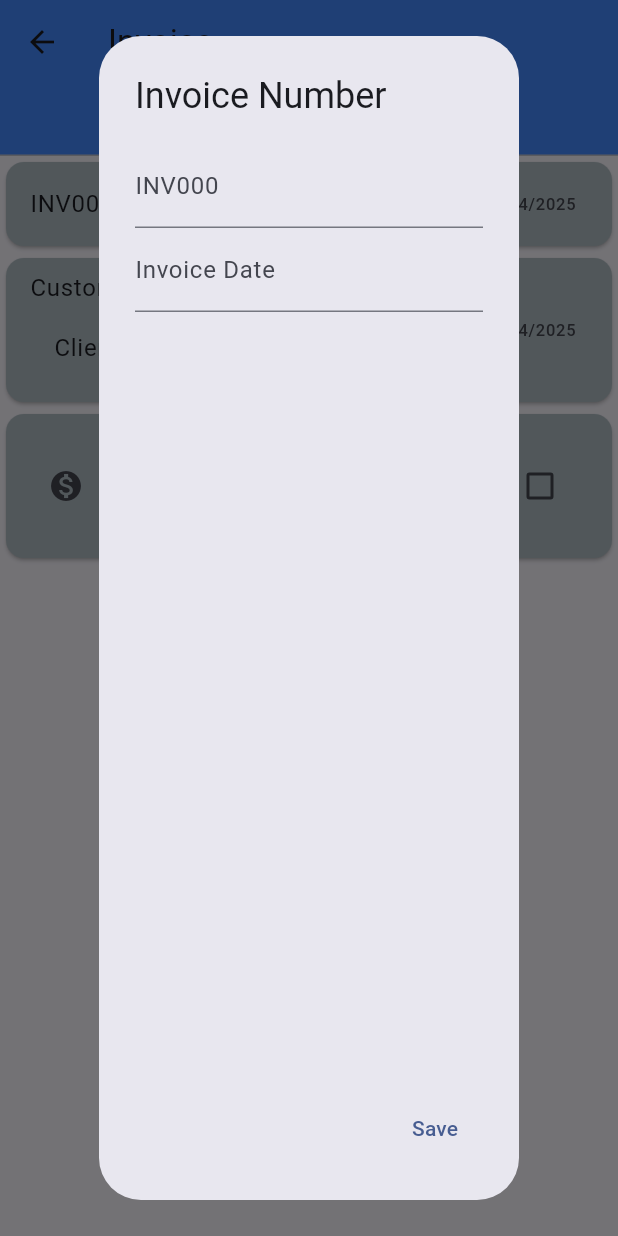
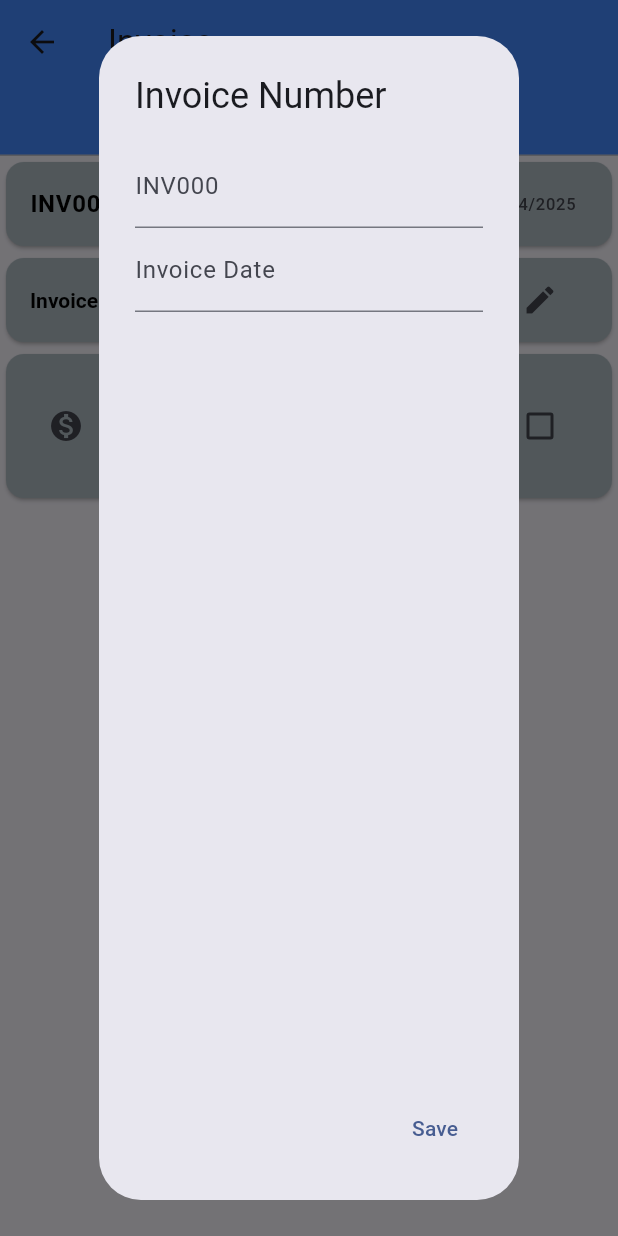
Before and after one commit to TJaskowski/InvoiceMobileApp, a Flutter app: the AddInvoice screen opened by its route, after a tap on "INV000", on a phone screen of 412 x 824 dp. Run offline on Flutter 3.47's test engine with Material 3 defaults, Android fonts, the phone set to English and light mode, and no system bars; our stand-ins replace flutter_riverpod, pdf, printing.

Commit message:
newInvoice widget is more readable now

```diff
--- a/lib/views/invoices/add_invoice.dart
+++ b/lib/views/invoices/add_invoice.dart
@@ -2,7 +2,7 @@
 
 import 'package:flutter/material.dart';
 import 'package:invoice_app_flutter/utilities/pdf_invoice.dart';
-import 'package:invoice_app_flutter/widgets/new_invoice.dart';
+import 'package:invoice_app_flutter/widgets/new_invoice/new_invoice.dart';
 
 class AddInvoice extends StatelessWidget {
   const AddInvoice({super.key});
--- /dev/null
+++ b/lib/widgets/new_invoice/customer_bar.dart
@@ -0,0 +1,29 @@
+import 'package:flutter/material.dart';
+
+class CustomerBar extends StatelessWidget {
+  final String customerName;
+  const CustomerBar({super.key, required this.customerName});
+
+  @override
+  Widget build(BuildContext context) {
+    return  Card(
+          color: Colors.blueGrey[200],
+          child: ListTile(
+            title: RichText(text: TextSpan(
+              children: [
+                const TextSpan(text: "Invoice to:  ", style: TextStyle(fontWeight: FontWeight.bold, color: Colors.black, )),
+                TextSpan(text: customerName, style: const TextStyle(color: Colors.black)),
+              ],
+            )),
+            trailing: IconButton(
+              icon: const Icon(Icons.edit),
+              onPressed: () {
+                print('Edit icon clicked');
+              },
+            ),
+
+
+          ),
+        );
+  }
+}
--- a/lib/widgets/new_invoice.dart
+++ b/lib/widgets/new_invoice/new_invoice.dart
@@ -2,7 +2,9 @@
 
 import 'package:flutter/material.dart';
 import 'package:flutter_riverpod/flutter_riverpod.dart';
-import 'package:invoice_app_flutter/widgets/invoice_number.dart';
+import 'package:invoice_app_flutter/widgets/new_invoice/customer_bar.dart';
+import 'package:invoice_app_flutter/widgets/new_invoice/number_bar.dart';
+import 'package:invoice_app_flutter/widgets/new_invoice/number_dialog.dart';
 import 'package:invoice_app_flutter/providers/invoice_provider.dart';
 
 class NewInvoice extends ConsumerWidget {
@@ -15,39 +17,8 @@ class NewInvoice extends ConsumerWidget {
     final invoiceDate = ref.watch(invoiceProvider).invoiceDate;
     return ListView(
       children: [
-        Card(
-          color: Colors.blueGrey[200],
-          child: ListTile(
-            title: Text(invoiceNumber),
-
-            trailing: Text(
-                "${invoiceDate.day}/${invoiceDate.month}/${invoiceDate.year}"),
-            onTap: () {
-              showDialog(
-                  context: context,
-                  builder: (context) {
-                    return InvoiceNumberDialog();
-                  });
-            },
-          ),
-        ),
-        Card(
-          color: Colors.blueGrey[200],
-          child: ListTile(
-            title: Text('Customer'),
-            subtitle: ListTile(
-              title: Text('Client name'),
-              onTap: () {
-                print('Client name clicked');
-              },
-            ),
-            trailing: Text(
-                "${DateTime.now().day}/${DateTime.now().month}/${DateTime.now().year}"),
-            onTap: () {
-              print('Whole tile clicked');
-            },
-          ),
-        ),
+        NumberBar(invoiceNumber: invoiceNumber, invoiceDate: invoiceDate),
+        CustomerBar(customerName: "Client name"),//TODO: send the client name from the provider
         Card(
           color: Colors.blueGrey[200],
           child: ListTile(
--- /dev/null
+++ b/lib/widgets/new_invoice/number_bar.dart
@@ -0,0 +1,31 @@
+import 'package:flutter/material.dart';
+import 'package:invoice_app_flutter/widgets/new_invoice/number_dialog.dart';
+
+
+class NumberBar extends StatelessWidget {
+  final String invoiceNumber;
+  final DateTime invoiceDate;
+  const NumberBar({super.key, required this.invoiceNumber, required this.invoiceDate});
+
+  @override
+  Widget build(BuildContext context) {
+    return Card(
+          color: Colors.blueGrey[200],
+          child: ListTile(
+            title: Text(invoiceNumber,
+                style: const TextStyle(
+                    fontWeight: FontWeight.bold, color: Colors.black)),
+
+            trailing: Text(
+                "${invoiceDate.day}/${invoiceDate.month}/${invoiceDate.year}"),
+            onTap: () {
+              showDialog(
+                  context: context,
+                  builder: (context) {
+                    return NumberDialog();
+                  });
+            },
+          ),
+        );
+  }
+}
--- a/lib/widgets/invoice_number.dart
+++ b/lib/widgets/new_invoice/number_dialog.dart
@@ -3,14 +3,14 @@ import 'package:flutter_riverpod/flutter_riverpod.dart';
 import 'package:intl/intl.dart';
 import 'package:invoice_app_flutter/providers/invoice_provider.dart';
 
-class InvoiceNumberDialog extends ConsumerStatefulWidget {
-  const InvoiceNumberDialog({super.key});
+class NumberDialog extends ConsumerStatefulWidget {
+  const NumberDialog({super.key});
 
   @override
-  ConsumerState<InvoiceNumberDialog> createState() => _InvoiceNumberDialogState();
+  ConsumerState<NumberDialog> createState() => _InvoiceNumberDialogState();
 }
 
-class _InvoiceNumberDialogState extends ConsumerState<InvoiceNumberDialog> {
+class _InvoiceNumberDialogState extends ConsumerState<NumberDialog> {
   final TextEditingController _invoiceNumberController =
       TextEditingController();
   final TextEditingController _invoiceDateController = TextEditingController();
```
